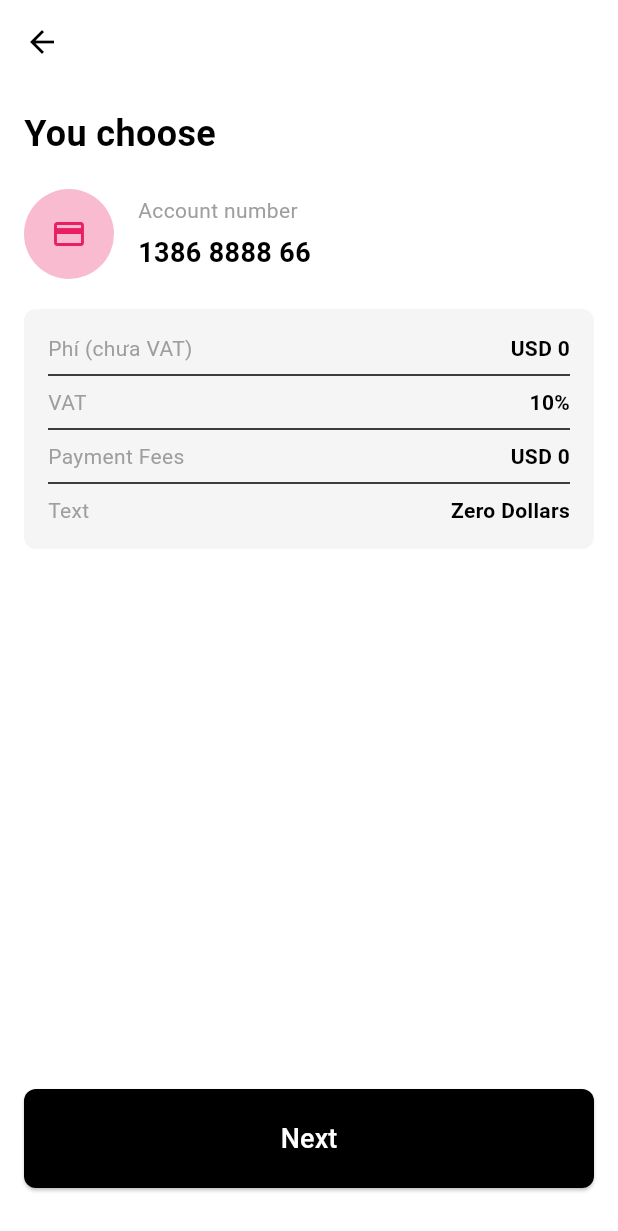
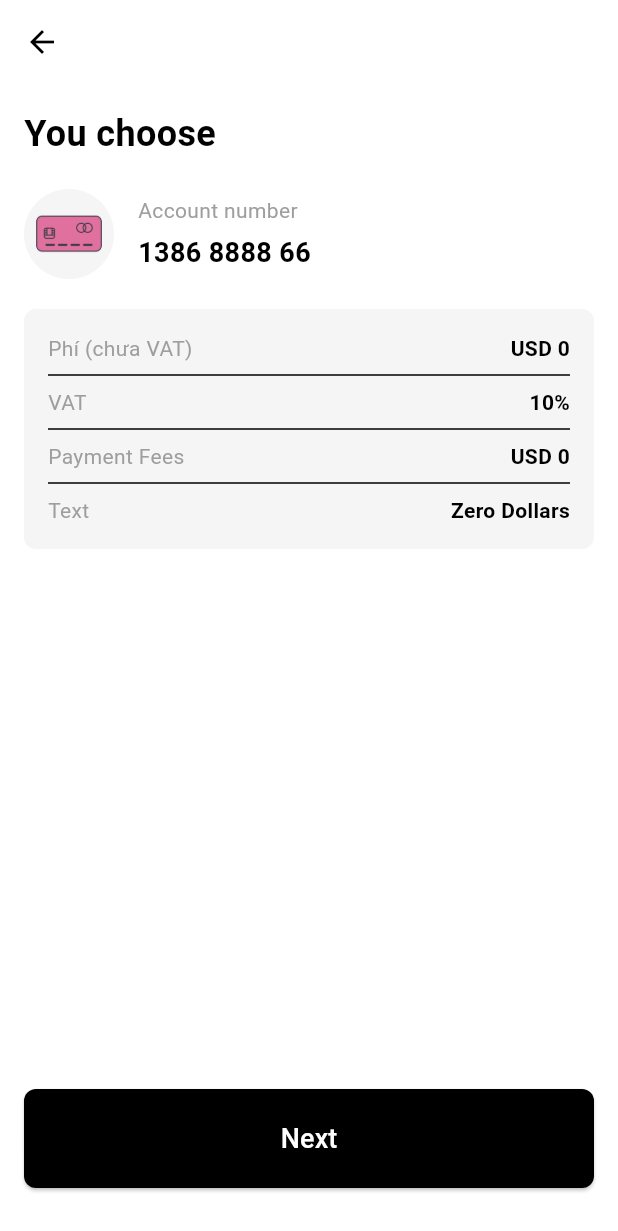
Before and after one commit to mayur-chaudhari-eazr/eazrdaily, a Flutter app: the AccountConfirmationScreen screen opened directly, on a phone screen of 412 x 824 dp. Shown: the top 1231 px of the screen. Run offline on Flutter 3.47's test engine with Material 3 defaults, Android fonts, the phone set to English and light mode, and no system bars; our stand-ins replace flutter_bloc, flutter_countdown_timer, flutter_otp_text_field, smooth_page_indicator, syncfusion_flutter_charts.

Commit message:
minor changes

```diff
--- a/lib/features/registration/account_confirmation_screen.dart
+++ b/lib/features/registration/account_confirmation_screen.dart
@@ -35,10 +35,12 @@ class AccountConfirmationScreen extends StatelessWidget {
             const SizedBox(height: 20),
             Row(
               children: [
-                CircleAvatar(
-                  radius: 30,
-                  backgroundColor: Colors.pink[100],
-                  child: const Icon(Icons.credit_card, color: Colors.pink),
+                // Replace CircleAvatar with Image.asset
+                Image.asset(
+                  'assets/images/icon_2.png', // Your image path
+                  width: 60, // Set the desired width
+                  height: 60, // Set the desired height
+                  fit: BoxFit.cover, // Adjust the fit as needed
                 ),
                 const SizedBox(width: 16),
                 Column(
```
